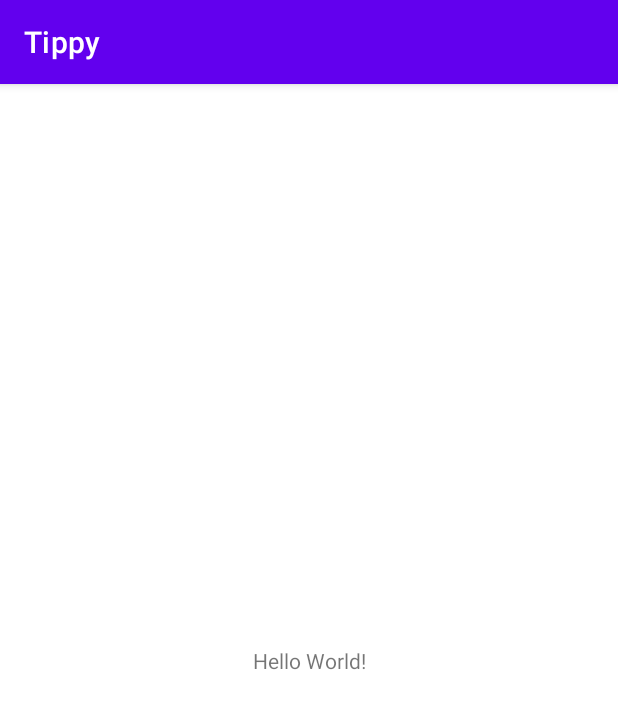
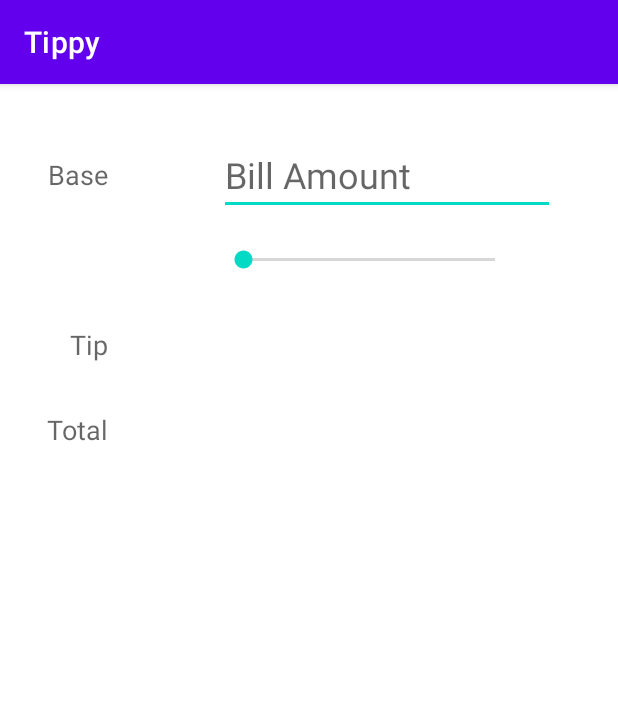
Before and after one commit to varunjitsingh6410/Tippy, an Android app: the screen it shows after launch (MainActivity), on a phone screen of 412 x 824 dp. Shown: the top 709 px of the screen. Run offline under Robolectric (Android 15) with nearby library versions, the phone set to English and light mode, and no system bars.

Commit message:
Build out constraint layout ui

```diff
--- a/app/src/main/res/layout/activity_main.xml
+++ b/app/src/main/res/layout/activity_main.xml
@@ -7,12 +7,89 @@
     tools:context=".MainActivity">
 
     <TextView
+        android:id="@+id/tvBaseLabel"
         android:layout_width="wrap_content"
         android:layout_height="wrap_content"
-        android:text="Hello World!"
-        app:layout_constraintBottom_toBottomOf="parent"
-        app:layout_constraintLeft_toLeftOf="parent"
-        app:layout_constraintRight_toRightOf="parent"
+        android:layout_marginStart="32dp"
+        android:layout_marginTop="48dp"
+        android:text="Base"
+        android:textAppearance="@style/TextAppearance.AppCompat.Medium"
+        app:layout_constraintStart_toStartOf="parent"
         app:layout_constraintTop_toTopOf="parent" />
 
+    <TextView
+        android:id="@+id/tvTipPercent"
+        android:layout_width="wrap_content"
+        android:layout_height="wrap_content"
+        android:layout_marginTop="32dp"
+        android:textAppearance="@style/TextAppearance.AppCompat.Medium"
+        android:textStyle="bold"
+        app:layout_constraintEnd_toEndOf="@+id/tvBaseLabel"
+        app:layout_constraintTop_toBottomOf="@+id/tvBaseLabel"
+        tools:text="24%" />
+
+    <TextView
+        android:id="@+id/tvTipLabel"
+        android:layout_width="wrap_content"
+        android:layout_height="wrap_content"
+        android:layout_marginTop="32dp"
+        android:text="Tip"
+        android:textAppearance="@style/TextAppearance.AppCompat.Medium"
+        app:layout_constraintEnd_toEndOf="@+id/tvBaseLabel"
+        app:layout_constraintTop_toBottomOf="@+id/tvTipPercent" />
+
+    <TextView
+        android:id="@+id/tvTotal"
+        android:layout_width="wrap_content"
+        android:layout_height="wrap_content"
+        android:layout_marginTop="32dp"
+        android:text="Total"
+        android:textAppearance="@style/TextAppearance.AppCompat.Medium"
+        app:layout_constraintEnd_toEndOf="@+id/tvBaseLabel"
+        app:layout_constraintTop_toBottomOf="@+id/tvTipLabel" />
+
+    <EditText
+        android:id="@+id/etBaseAmount"
+        android:layout_width="wrap_content"
+        android:layout_height="wrap_content"
+        android:layout_marginStart="32dp"
+        android:ems="8"
+        android:hint="Bill Amount"
+        android:inputType="numberDecimal"
+        android:textSize="24dp"
+        app:layout_constraintEnd_toEndOf="parent"
+        app:layout_constraintTop_toTopOf="@+id/tvBaseLabel"
+        app:layout_constraintBottom_toBottomOf="@+id/tvBaseLabel"
+        app:layout_constraintStart_toEndOf="@+id/tvBaseLabel"
+        tools:layout_editor_absoluteY="35dp" />
+
+    <SeekBar
+        android:id="@+id/seekBarTip"
+        android:layout_width="200dp"
+        android:layout_height="wrap_content"
+        android:max="30"
+        app:layout_constraintBottom_toBottomOf="@+id/tvTipPercent"
+        app:layout_constraintStart_toStartOf="@+id/etBaseAmount"
+        app:layout_constraintTop_toTopOf="@+id/tvTipPercent" />
+
+    <TextView
+        android:id="@+id/tvTipAmount"
+        android:layout_width="wrap_content"
+        android:layout_height="wrap_content"
+        android:textAppearance="@style/TextAppearance.AppCompat.Large"
+        app:layout_constraintBottom_toBottomOf="@+id/tvTipLabel"
+        app:layout_constraintStart_toStartOf="@+id/seekBarTip"
+        app:layout_constraintTop_toTopOf="@+id/tvTipLabel"
+        tools:text="19.96" />
+
+    <TextView
+        android:id="@+id/tvTotalAmount"
+        android:layout_width="wrap_content"
+        android:layout_height="wrap_content"
+        android:textAppearance="@style/TextAppearance.AppCompat.Large"
+        app:layout_constraintBottom_toBottomOf="@+id/tvTotal"
+        app:layout_constraintStart_toStartOf="@+id/tvTipAmount"
+        app:layout_constraintTop_toTopOf="@+id/tvTotal"
+        tools:text="103.11" />
+
 </androidx.constraintlayout.widget.ConstraintLayout>
```
